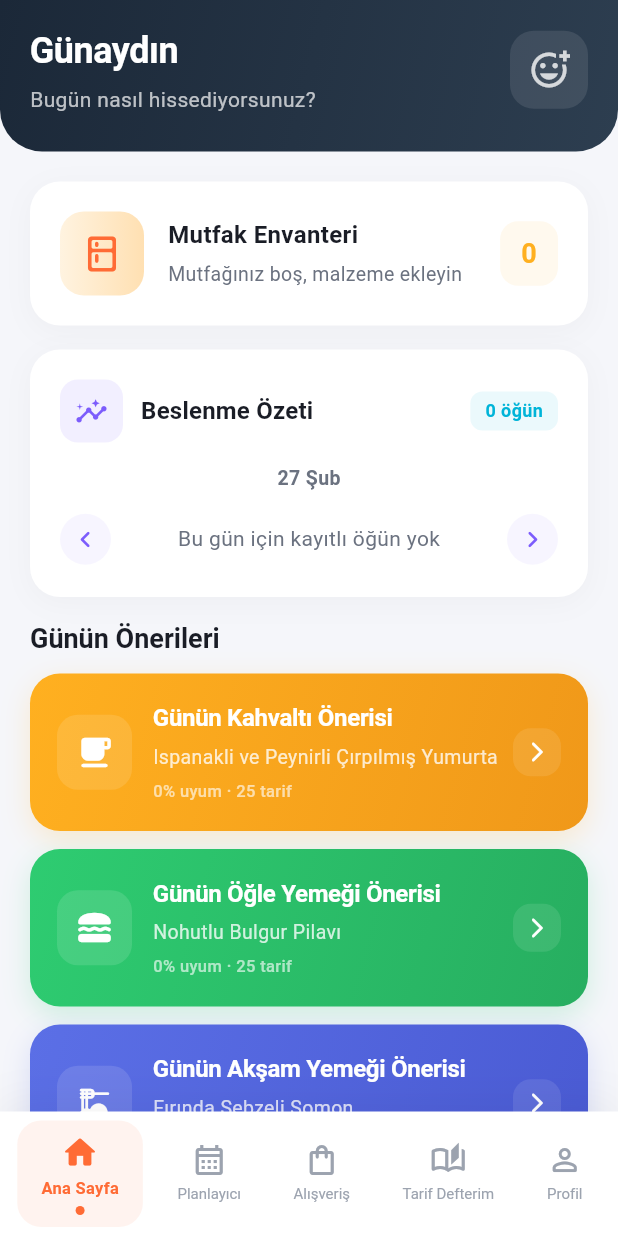
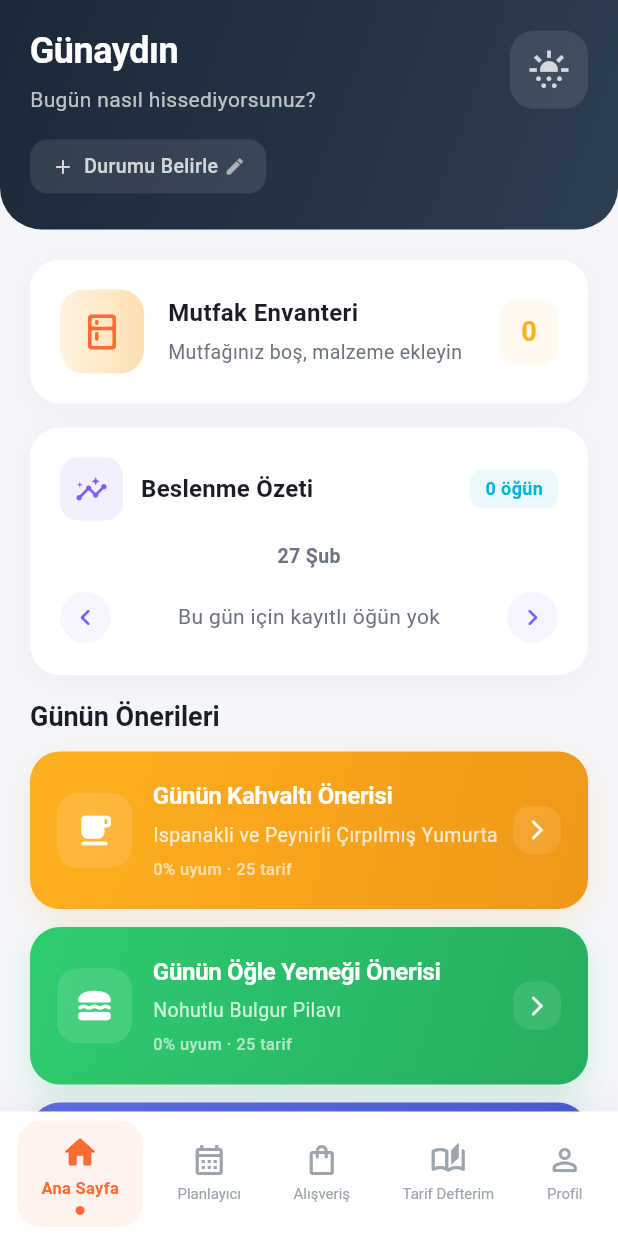
Before and after one commit to turantopcuoglu/newapp, a Flutter app: the MainShell screen opened directly, after a tap on the "chevron left" icon, on a phone screen of 412 x 824 dp. Run offline on Flutter 3.47's test engine with Material 3 defaults, Android fonts, the phone set to English and light mode, and no system bars; our stand-ins replace flutter_riverpod, shared_preferences; accounts and stored records are empty.

Commit message:
feat: update homepage header and recipe book UX
- Remove quick actions section from homepage
- Replace header checkmark with mood-appropriate icon based on daily status
- Make daily status text always visible and clickable to change mood
- Always show 'Kendi Tariflerim' tab in recipe book (not just when recipes exist)
- Add delete functionality for user-created recipes with confirmation dialog
- Add localization strings for delete confirmation (TR/EN)

https://claude.ai/code/session_01XYKvQPcjtA78XUTFZWgjyH

```diff
--- a/lib/l10n/app_localizations.dart
+++ b/lib/l10n/app_localizations.dart
@@ -284,6 +284,7 @@ class AppLocalizations {
   String get recipeBookTotalRecipes => _t('recipeBookTotalRecipes');
   String get recipeBookAddToPlanner => _t('recipeBookAddToPlanner');
   String get recipeBookViewRecipe => _t('recipeBookViewRecipe');
+  String get recipeBookDeleteConfirm => _t('recipeBookDeleteConfirm');
 
   // Mode Selection
   String get modeSelectionTitle => _t('modeSelectionTitle');
--- a/lib/l10n/translations/en.dart
+++ b/lib/l10n/translations/en.dart
@@ -254,6 +254,7 @@ const Map<String, String> enTranslations = {
   'recipeBookTotalRecipes': 'recipes',
   'recipeBookAddToPlanner': 'Add to Planner',
   'recipeBookViewRecipe': 'View Recipe',
+  'recipeBookDeleteConfirm': 'Are you sure you want to delete this recipe? This action cannot be undone.',
 
   // Mode Selection
   'modeSelectionTitle': 'How Are You Today?',
--- a/lib/l10n/translations/tr.dart
+++ b/lib/l10n/translations/tr.dart
@@ -254,6 +254,7 @@ const Map<String, String> trTranslations = {
   'recipeBookTotalRecipes': 'tarif',
   'recipeBookAddToPlanner': 'Planlayıcıya Ekle',
   'recipeBookViewRecipe': 'Tarifi Gör',
+  'recipeBookDeleteConfirm': 'Bu tarifi silmek istediğinizden emin misiniz? Bu işlem geri alınamaz.',
 
   // Mode Selection
   'modeSelectionTitle': 'Bugün Nasılsınız?',
--- a/lib/screens/home/home_screen.dart
+++ b/lib/screens/home/home_screen.dart
@@ -120,13 +120,6 @@ class HomeScreen extends ConsumerWidget {
                   const SizedBox(height: 16),
                 ],
 
-                // Quick Actions
-                _QuickActionsRow(
-                  checkIn: checkIn,
-                  onCheckInTap: () => _showCheckIn(context),
-                  l10n: l10n,
-                ),
-
                 const SizedBox(height: 100),
               ]),
             ),
@@ -222,56 +215,121 @@ class _DashboardHeader extends StatelessWidget {
                   ],
                 ),
               ),
-              GestureDetector(
-                onTap: onCheckInTap,
-                child: Container(
-                  padding: const EdgeInsets.all(12),
-                  decoration: BoxDecoration(
-                    color: Colors.white.withAlpha(25),
-                    borderRadius: BorderRadius.circular(16),
-                  ),
-                  child: Icon(
-                    checkIn != null
-                        ? Icons.check_circle_rounded
-                        : Icons.add_reaction_outlined,
-                    color: checkIn != null
-                        ? AppTheme.successGreen
-                        : Colors.white.withAlpha(200),
-                    size: 28,
-                  ),
+              Container(
+                padding: const EdgeInsets.all(12),
+                decoration: BoxDecoration(
+                  color: Colors.white.withAlpha(25),
+                  borderRadius: BorderRadius.circular(16),
+                ),
+                child: Icon(
+                  checkIn != null
+                      ? _checkInIcon(checkIn!)
+                      : Icons.sunny_snowing,
+                  color: checkIn != null
+                      ? _checkInIconColor(checkIn!)
+                      : Colors.white.withAlpha(200),
+                  size: 28,
                 ),
               ),
             ],
           ),
-          if (checkIn != null) ...[
-            const SizedBox(height: 16),
-            Container(
+          const SizedBox(height: 16),
+          GestureDetector(
+            onTap: onCheckInTap,
+            child: Container(
               padding: const EdgeInsets.symmetric(horizontal: 14, vertical: 8),
               decoration: BoxDecoration(
-                color: AppTheme.successGreen.withAlpha(40),
+                color: checkIn != null
+                    ? AppTheme.successGreen.withAlpha(40)
+                    : Colors.white.withAlpha(25),
                 borderRadius: BorderRadius.circular(12),
               ),
               child: Row(
                 mainAxisSize: MainAxisSize.min,
                 children: [
-                  const Icon(Icons.check_rounded,
-                      color: AppTheme.successGreen, size: 16),
+                  Icon(
+                    checkIn != null ? Icons.check_rounded : Icons.add_rounded,
+                    color: checkIn != null
+                        ? AppTheme.successGreen
+                        : Colors.white.withAlpha(200),
+                    size: 16,
+                  ),
                   const SizedBox(width: 6),
                   Text(
-                    '${l10n.homeCheckIn}: ${_checkInLabel(l10n, checkIn!)}',
-                    style: const TextStyle(
-                      color: AppTheme.successGreen,
+                    checkIn != null
+                        ? '${l10n.homeCheckIn}: ${_checkInLabel(l10n, checkIn!)}'
+                        : l10n.homeStartCheckIn,
+                    style: TextStyle(
+                      color: checkIn != null
+                          ? AppTheme.successGreen
+                          : Colors.white.withAlpha(200),
                       fontSize: 13,
                       fontWeight: FontWeight.w500,
                     ),
                   ),
+                  const SizedBox(width: 4),
+                  Icon(
+                    Icons.edit_rounded,
+                    color: checkIn != null
+                        ? AppTheme.successGreen.withAlpha(180)
+                        : Colors.white.withAlpha(150),
+                    size: 14,
+                  ),
                 ],
               ),
             ),
-          ],
+          ),
         ],
       ),
     );
+  }
+
+  IconData _checkInIcon(CheckInType type) {
+    switch (type) {
+      case CheckInType.lowEnergy:
+        return Icons.battery_1_bar_rounded;
+      case CheckInType.bloated:
+        return Icons.water_drop_outlined;
+      case CheckInType.cravingSweets:
+        return Icons.cookie_outlined;
+      case CheckInType.cantFocus:
+        return Icons.psychology_outlined;
+      case CheckInType.pms:
+        return Icons.favorite_border_rounded;
+      case CheckInType.periodCramps:
+        return Icons.healing_rounded;
+      case CheckInType.periodFatigue:
+        return Icons.nightlight_round;
+      case CheckInType.postWorkout:
+        return Icons.fitness_center_rounded;
+      case CheckInType.feelingBalanced:
+        return Icons.balance_rounded;
+      case CheckInType.noSpecificIssue:
+        return Icons.check_circle_outline_rounded;
+    }
+  }
+
+  Color _checkInIconColor(CheckInType type) {
+    switch (type) {
+      case CheckInType.lowEnergy:
+        return const Color(0xFFFF9800);
+      case CheckInType.bloated:
+        return const Color(0xFF42A5F5);
+      case CheckInType.cravingSweets:
+        return const Color(0xFFE91E63);
+      case CheckInType.cantFocus:
+        return const Color(0xFF7C4DFF);
+      case CheckInType.pms:
+      case CheckInType.periodCramps:
+      case CheckInType.periodFatigue:
+        return AppTheme.snackColor;
+      case CheckInType.postWorkout:
+        return const Color(0xFF26A69A);
+      case CheckInType.feelingBalanced:
+        return AppTheme.successGreen;
+      case CheckInType.noSpecificIssue:
+        return Colors.white.withAlpha(200);
+    }
   }
 
   String _checkInLabel(AppLocalizations l10n, CheckInType type) {
--- a/lib/screens/recipe_book/recipe_book_screen.dart
+++ b/lib/screens/recipe_book/recipe_book_screen.dart
@@ -175,7 +175,6 @@ class _RecipeBookScreenState extends ConsumerState<RecipeBookScreen> {
                     _showOnlyMyRecipes = false;
                   }),
                 ),
-                if (myRecipes.isNotEmpty) ...[
                 const SizedBox(width: 8),
                 _FilterChip(
                   label: l10n.recipeBookMyRecipes,
@@ -186,7 +185,6 @@ class _RecipeBookScreenState extends ConsumerState<RecipeBookScreen> {
                     _selectedMealType = null;
                   }),
                 ),
-                ],
               ],
             ),
           ),
@@ -239,6 +237,9 @@ class _RecipeBookScreenState extends ConsumerState<RecipeBookScreen> {
                         ),
                         onAddToPlanner: () =>
                             _addToPlanner(context, scored),
+                        onDelete: scored.recipe.isUserCreated
+                            ? () => _deleteRecipe(context, scored)
+                            : null,
                       );
                     },
                   ),
@@ -246,6 +247,31 @@ class _RecipeBookScreenState extends ConsumerState<RecipeBookScreen> {
         ],
       ),
     );
+  }
+
+  void _deleteRecipe(BuildContext context, ScoredRecipe scored) async {
+    final l10n = AppLocalizations.of(context);
+    final confirmed = await showDialog<bool>(
+      context: context,
+      builder: (ctx) => AlertDialog(
+        title: Text(l10n.delete),
+        content: Text(l10n.recipeBookDeleteConfirm),
+        actions: [
+          TextButton(
+            onPressed: () => Navigator.pop(ctx, false),
+            child: Text(l10n.cancel),
+          ),
+          TextButton(
+            onPressed: () => Navigator.pop(ctx, true),
+            style: TextButton.styleFrom(foregroundColor: Colors.red),
+            child: Text(l10n.delete),
+          ),
+        ],
+      ),
+    );
+    if (confirmed == true) {
+      ref.read(myRecipesProvider.notifier).removeRecipe(scored.recipe.id);
+    }
   }
 
   void _addToPlanner(BuildContext context, ScoredRecipe scored) async {
@@ -361,6 +387,7 @@ class _RecipeBookCard extends StatelessWidget {
   final AppLocalizations l10n;
   final VoidCallback onTap;
   final VoidCallback onAddToPlanner;
+  final VoidCallback? onDelete;
 
   const _RecipeBookCard({
     required this.scoredRecipe,
@@ -368,6 +395,7 @@ class _RecipeBookCard extends StatelessWidget {
     required this.l10n,
     required this.onTap,
     required this.onAddToPlanner,
+    this.onDelete,
   });
 
   Color _mealTypeColor(MealType type) {
@@ -492,6 +520,18 @@ class _RecipeBookCard extends StatelessWidget {
                     ),
                   ],
                   const Spacer(),
+                  if (onDelete != null)
+                    SizedBox(
+                      height: 32,
+                      child: IconButton(
+                        onPressed: onDelete,
+                        icon: const Icon(Icons.delete_outline_rounded, size: 18),
+                        color: Colors.red.shade400,
+                        padding: const EdgeInsets.symmetric(horizontal: 6),
+                        constraints: const BoxConstraints(),
+                        tooltip: l10n.delete,
+                      ),
+                    ),
                   // Add to planner button
                   SizedBox(
                     height: 32,
```
Lines whose indentation alone changed are shown as unchanged.
